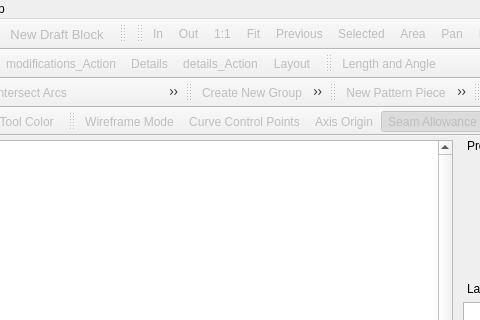
Old version of the form src/app/seamly2d/mainwindow.ui in the repository FashionFreedom/Seamly2D; both pictures show x 381 to 861 and y 0 to 320 of the 1100 by 809 pixel window.
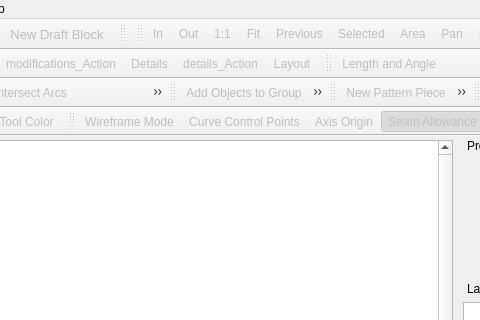
New version of the form. The open tabs and pages were chosen to show the change. Icons and pictures are not drawn. Custom widgets are drawn as their Qt base class.

Commit message: add dialog to add objects to group

Patch:
```diff
--- a/src/app/seamly2d/mainwindow.ui
+++ b/src/app/seamly2d/mainwindow.ui
@@ -2862,7 +2862,7 @@
      <normaloff>:/toolicon/32x32/group.png</normaloff>:/toolicon/32x32/group.png</iconset>
    </property>
    <property name="text">
-    <string>Create New Group</string>
+    <string>Add Objects to Group</string>
    </property>
    <property name="toolTip">
     <string>Create a New Group (G)</string>
```
Left out of the diff: 14 changed lines with no effect on the pictures. The commit also changes 11 other files.
